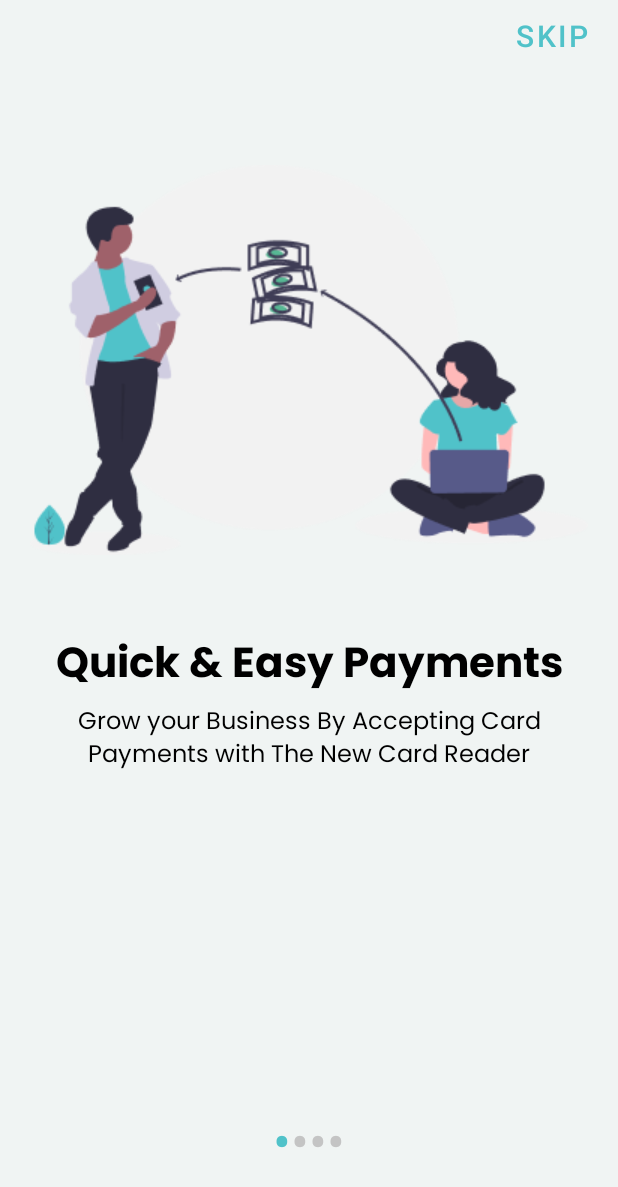
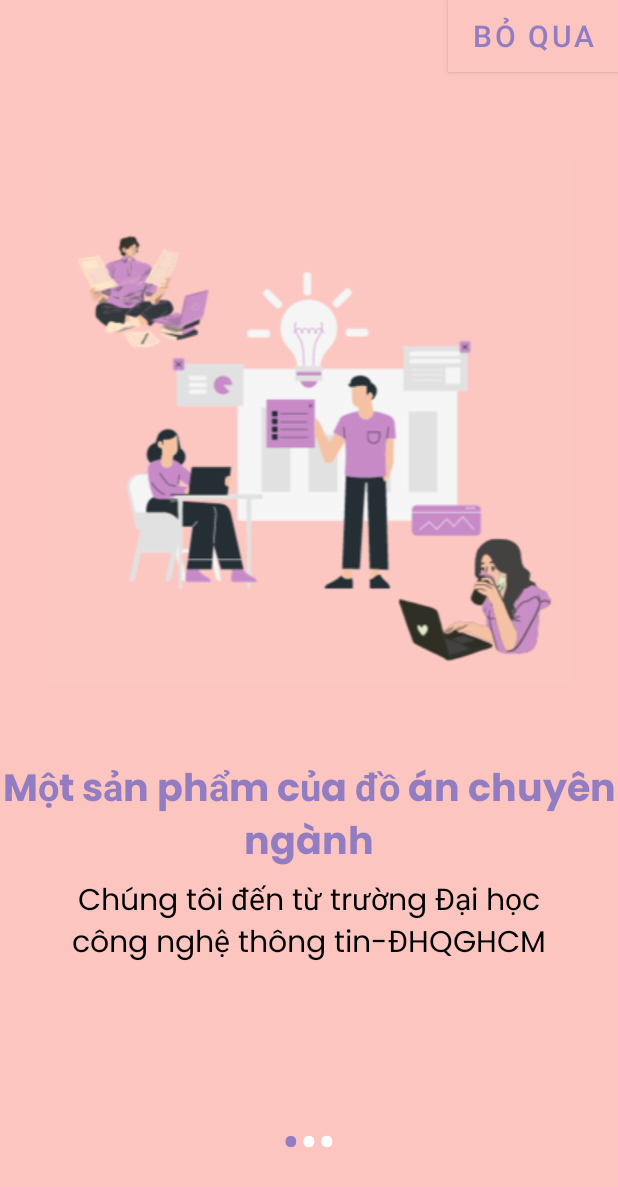
Before and after one commit to binhpt310/DACN-Mobile, an Android app: the screen it shows after launch (waiting), on a phone screen of 412 x 824 dp. Shown: the top 1187 px of the screen. Run offline under Robolectric (Android 15) with nearby library versions, the phone set to English and light mode, and no system bars.

Commit message:
base code for onboarding (waiting) screen

```diff
--- a/app/src/main/AndroidManifest.xml
+++ b/app/src/main/AndroidManifest.xml
@@ -64,15 +64,15 @@
             android:name=".trangchu2"
             android:exported="false" />
         <activity
-            android:name=".onboarding.waiting"
 
+            android:name=".dangnhap.Logo_screen"
             android:exported="false" />
         <activity
             android:name=".dangnhap.dang_nhap"
             android:exported="false"/>
 
         <activity
-            android:name=".dangnhap.Logo_screen"
+            android:name=".onboarding.waiting"
             android:exported="true">
             <intent-filter>
                 <action android:name="android.intent.action.MAIN" />
--- a/app/src/main/java/com/example/dacn/adapter/waiting_adapter.java
+++ b/app/src/main/java/com/example/dacn/adapter/waiting_adapter.java
@@ -19,27 +19,23 @@ public class waiting_adapter extends PagerAdapter {
 
     int images[] = {
 
-            R.drawable.image1,
-            R.drawable.image2,
-            R.drawable.image3,
-            R.drawable.image4
-
+            R.drawable.img_onboard1,
+            R.drawable.img_onboard2,
+            R.drawable.img_onboard3
     };
 
     int headings[] = {
 
             R.string.heading_one,
             R.string.heading_two,
-            R.string.heading_three,
-            R.string.heading_fourth
+            R.string.heading_three
     };
 
     int description[] = {
 
       R.string.desc_one,
       R.string.desc_two,
-      R.string.desc_three,
-      R.string.desc_fourth
+      R.string.desc_three
     };
 
     public waiting_adapter(Context context){
--- a/app/src/main/java/com/example/dacn/onboarding/waiting.java
+++ b/app/src/main/java/com/example/dacn/onboarding/waiting.java
@@ -59,7 +59,7 @@ public class waiting extends AppCompatActivity {
 
     public void setUpindicator(int position){
 
-        dots = new TextView[4];
+        dots = new TextView[3];
         mDotLayout.removeAllViews();
 
         for (int i = 0 ; i < dots.length ; i++){
@@ -67,12 +67,12 @@ public class waiting extends AppCompatActivity {
             dots[i] = new TextView(this);
             dots[i].setText(Html.fromHtml("&#8226"));
             dots[i].setTextSize(35);
-            dots[i].setTextColor(getResources().getColor(R.color.inactive,getApplicationContext().getTheme()));
+            dots[i].setTextColor(getResources().getColor(R.color.trang,getApplicationContext().getTheme()));
             mDotLayout.addView(dots[i]);
 
         }
 
-        dots[position].setTextColor(getResources().getColor(R.color.active,getApplicationContext().getTheme()));
+        dots[position].setTextColor(getResources().getColor(R.color.timxanh,getApplicationContext().getTheme()));
 
     }
 
--- a/app/src/main/res/layout/activity_waiting.xml
+++ b/app/src/main/res/layout/activity_waiting.xml
@@ -4,16 +4,16 @@
     xmlns:tools="http://schemas.android.com/tools"
     android:layout_width="match_parent"
     android:layout_height="match_parent"
-    android:background="@color/background"
+    android:background="@color/hong"
     tools:context=".onboarding.waiting">
 
     <Button
         android:id="@+id/skipButton"
         android:layout_width="wrap_content"
         android:layout_height="wrap_content"
-        android:background="#00000000"
-        android:text="Skip"
-        android:textColor="@color/buttontext"
+        android:background="@color/timxanh"
+        android:text="Bỏ qua"
+        android:textColor="@color/timxanh"
         android:textSize="20sp"
         app:layout_constraintEnd_toEndOf="parent"
         app:layout_constraintTop_toTopOf="parent" />
@@ -25,8 +25,10 @@
         android:layout_marginVertical="100dp"
         app:layout_constraintBottom_toBottomOf="parent"
         app:layout_constraintEnd_toEndOf="parent"
+        app:layout_constraintHorizontal_bias="0.0"
         app:layout_constraintStart_toStartOf="parent"
-        app:layout_constraintTop_toTopOf="parent" />
+        app:layout_constraintTop_toTopOf="parent"
+        app:layout_constraintVertical_bias="0.395" />
 
     <LinearLayout
         android:id="@+id/indicator_layout"
--- a/app/src/main/res/layout/slider_layout_waiting.xml
+++ b/app/src/main/res/layout/slider_layout_waiting.xml
@@ -10,8 +10,8 @@
         android:id="@+id/titleImage"
         android:layout_width="match_parent"
         android:layout_height="wrap_content"
-        android:layout_marginTop="10dp"
-        android:src="@drawable/image1"/>
+        android:layout_marginTop="5dp"
+        android:src="@drawable/img_onboard1" />
 
     <TextView
         android:id="@+id/texttitle"
@@ -21,8 +21,8 @@
         android:fontFamily="@font/poppins_bold"
         android:text="@string/heading_one"
         android:textAlignment="center"
-        android:textColor="@color/black"
-        android:textSize="28dp"/>
+        android:textColor="@color/timxanh"
+        android:textSize="25dp" />
 
     <TextView
         android:id="@+id/textdeccription"
@@ -32,8 +32,8 @@
         android:fontFamily="@font/poppins"
         android:text="@string/desc_one"
         android:textAlignment="center"
-        android:textColor="@color/black"
-        android:textSize="16dp"/>
+        android:textColor="@color/den"
+        android:textSize="20dp" />
 
 
 </LinearLayout>
--- a/app/src/main/res/values/strings.xml
+++ b/app/src/main/res/values/strings.xml
@@ -29,14 +29,14 @@
 
 
     //Headings
-    <string name="heading_one">Quick &amp; Easy Payments</string>
-    <string name="heading_two">Instant Notifications</string>
-    <string name="heading_three">Cashless Payment</string>
-    <string name="heading_fourth">Pay Anywhere</string>
+    <string name="heading_one">Một sản phẩm của đồ án chuyên ngành</string>
+    <string name="heading_two">Dễ dàng ôn luyện</string>
+    <string name="heading_three">Bắt đầu nào!</string>
+
 
     //Description
-    <string name="desc_one">Grow your Business By Accepting Card Payments with The New Card Reader</string>
-    <string name="desc_two">Lorem ipsum dolor sit amet, consectetur adipiscing elit, sed do eiusmod tempor incididunt ut labore et dolore magna aliqua</string>
-    <string name="desc_three">Lorem ipsum dolor sit amet, consectetur adipiscing elit, sed do eiusmod tempor incididunt ut labore et dolore magna aliqua</string>
-    <string name="desc_fourth">Lorem ipsum dolor sit amet, consectetur adipiscing elit, sed do eiusmod tempor incididunt ut labore et dolore magna aliqua</string>
+    <string name="desc_one">Chúng tôi đến từ trường Đại học công nghệ thông tin-ĐHQGHCM</string>
+    <string name="desc_two">ôn tập thuận tiện và thi thử có giới hạn thời gian giúp bạn làm quen với áp lực phòng thi </string>
+    <string name="desc_three">Có kết hoạch học tập rõ ràng, nhớ luyện tập chăm chỉ để đạt được kết quả tốt nhất nhé!</string>
+
 </resources>
```
Also changed, not shown: app/src/main/res/drawable-v24/image1.png (deleted), app/src/main/res/drawable-v24/image2.png (deleted), app/src/main/res/drawable-v24/image3.png (deleted), app/src/main/res/drawable-v24/image4.png (deleted), app/src/main/res/drawable-v24/img_onboard1.png (added), app/src/main/res/drawable-v24/img_onboard2.png (added), app/src/main/res/drawable-v24/img_onboard3.png (added).
